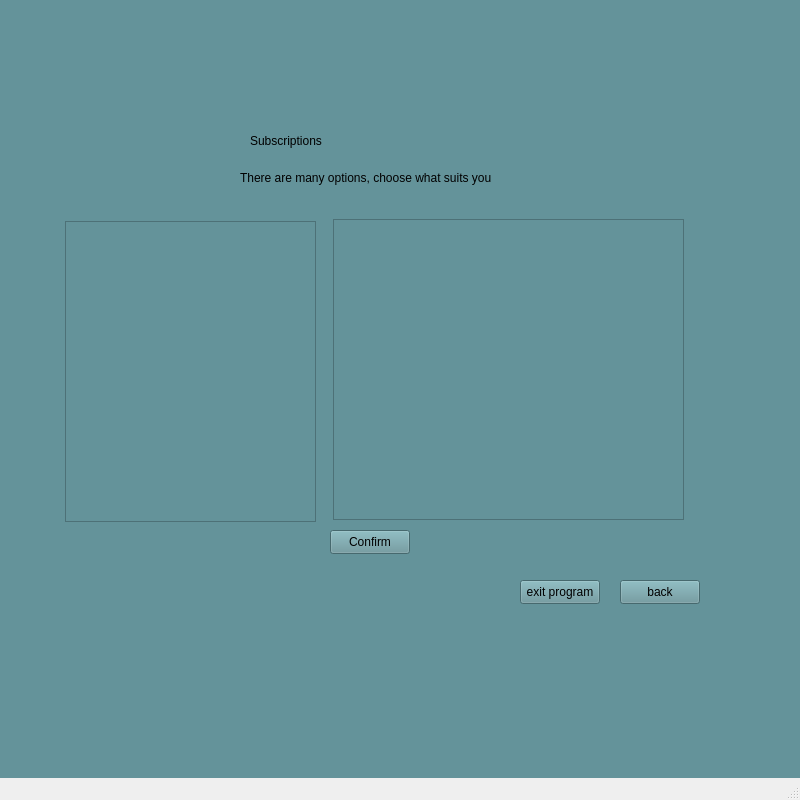
Before: the Qt Designer form omar qt/QtWidgetsApplication3.ui in MohammedNaser28/SP_metro_system, drawn with Qt 5.
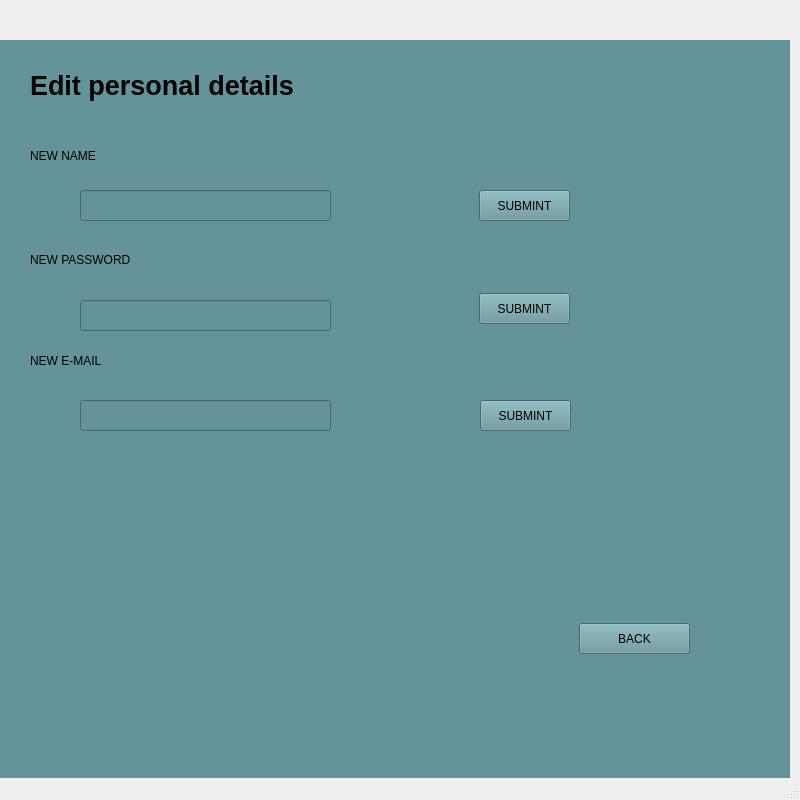
After: the same form once the commit is applied. The open tabs and pages were chosen to show the change. Icons and pictures are not drawn.

Commit message: finished  edit personal detials and admin remove for user

```diff
--- a/omar qt/QtWidgetsApplication3.ui
+++ b/omar qt/QtWidgetsApplication3.ui
@@ -23,8 +23,8 @@
    <widget class="QStackedWidget" name="stackedWidget">
     <property name="geometry">
      <rect>
-      <x>0</x>
-      <y>0</y>
+      <x>-10</x>
+      <y>40</y>
       <width>800</width>
       <height>800</height>
      </rect>
@@ -1032,6 +1032,145 @@
       </property>
      </widget>
     </widget>
+    <widget class="QWidget" name="changeinfo">
+     <widget class="QLabel" name="label_17">
+      <property name="geometry">
+       <rect>
+        <x>40</x>
+        <y>20</y>
+        <width>401</width>
+        <height>51</height>
+       </rect>
+      </property>
+      <property name="toolTip">
+       <string>&lt;html&gt;&lt;head/&gt;&lt;body&gt;&lt;p align=&quot;center&quot;&gt;&lt;br/&gt;&lt;/p&gt;&lt;/body&gt;&lt;/html&gt;</string>
+      </property>
+      <property name="text">
+       <string>&lt;html&gt;&lt;head/&gt;&lt;body&gt;&lt;p&gt;&lt;span style=&quot; font-size:20pt; font-weight:700;&quot;&gt;Edit personal details&lt;/span&gt;&lt;/p&gt;&lt;/body&gt;&lt;/html&gt;</string>
+      </property>
+     </widget>
+     <widget class="QLabel" name="label_21">
+      <property name="geometry">
+       <rect>
+        <x>40</x>
+        <y>100</y>
+        <width>131</width>
+        <height>31</height>
+       </rect>
+      </property>
+      <property name="text">
+       <string>NEW NAME</string>
+      </property>
+     </widget>
+     <widget class="QLabel" name="label_22">
+      <property name="geometry">
+       <rect>
+        <x>40</x>
+        <y>210</y>
+        <width>131</width>
+        <height>20</height>
+       </rect>
+      </property>
+      <property name="text">
+       <string>NEW PASSWORD</string>
+      </property>
+     </widget>
+     <widget class="QLabel" name="label_23">
+      <property name="geometry">
+       <rect>
+        <x>40</x>
+        <y>310</y>
+        <width>151</width>
+        <height>21</height>
+       </rect>
+      </property>
+      <property name="text">
+       <string>NEW E-MAIL</string>
+      </property>
+     </widget>
+     <widget class="QLineEdit" name="nameuser">
+      <property name="geometry">
+       <rect>
+        <x>90</x>
+        <y>150</y>
+        <width>251</width>
+        <height>31</height>
+       </rect>
+      </property>
+     </widget>
+     <widget class="QLineEdit" name="passlabel">
+      <property name="geometry">
+       <rect>
+        <x>90</x>
+        <y>260</y>
+        <width>251</width>
+        <height>31</height>
+       </rect>
+      </property>
+     </widget>
+     <widget class="QLineEdit" name="emaillabel">
+      <property name="geometry">
+       <rect>
+        <x>90</x>
+        <y>360</y>
+        <width>251</width>
+        <height>31</height>
+       </rect>
+      </property>
+     </widget>
+     <widget class="QPushButton" name="saveUsername">
+      <property name="geometry">
+       <rect>
+        <x>489</x>
+        <y>150</y>
+        <width>91</width>
+        <height>31</height>
+       </rect>
+      </property>
+      <property name="text">
+       <string>SUBMINT</string>
+      </property>
+     </widget>
+     <widget class="QPushButton" name="savePassword">
+      <property name="geometry">
+       <rect>
+        <x>489</x>
+        <y>253</y>
+        <width>91</width>
+        <height>31</height>
+       </rect>
+      </property>
+      <property name="text">
+       <string>SUBMINT</string>
+      </property>
+     </widget>
+     <widget class="QPushButton" name="saveEmail">
+      <property name="geometry">
+       <rect>
+        <x>490</x>
+        <y>360</y>
+        <width>91</width>
+        <height>31</height>
+       </rect>
+      </property>
+      <property name="text">
+       <string>SUBMINT</string>
+      </property>
+     </widget>
+     <widget class="QPushButton" name="back12">
+      <property name="geometry">
+       <rect>
+        <x>589</x>
+        <y>583</y>
+        <width>111</width>
+        <height>31</height>
+       </rect>
+      </property>
+      <property name="text">
+       <string>BACK</string>
+      </property>
+     </widget>
+    </widget>
     <widget class="QWidget" name="user_settings">
      <widget class="QLabel" name="label_25">
       <property name="geometry">
```
Left out of the diff: 23 changed lines with no effect on the pictures. The commit also changes 6 other files.
